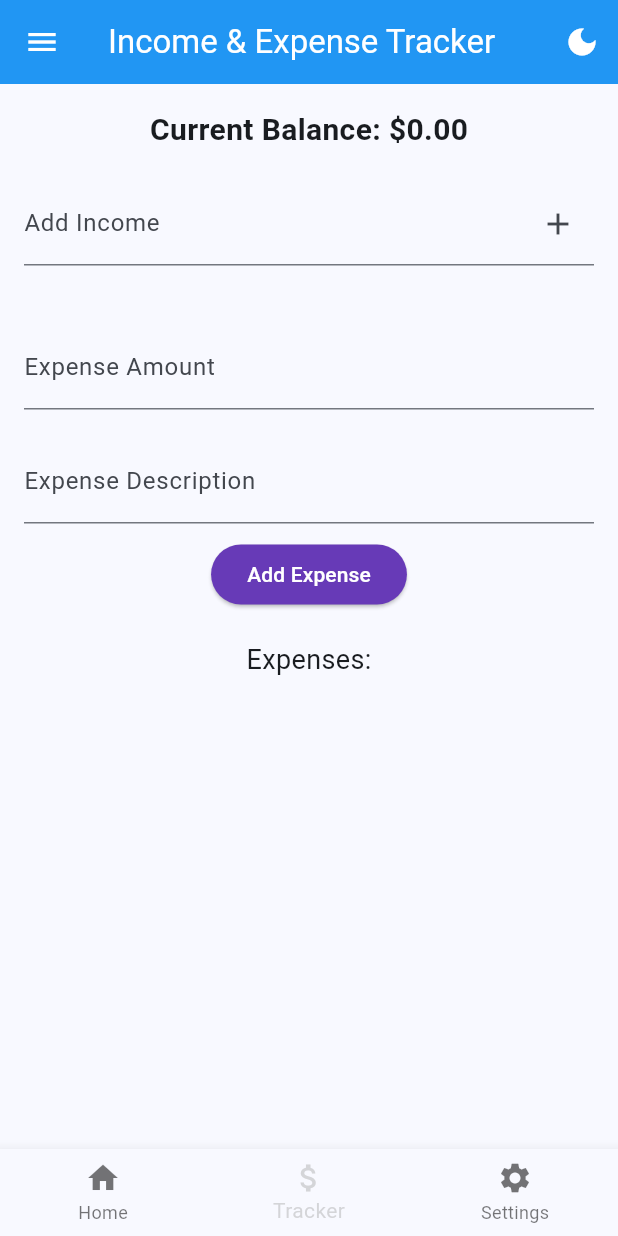
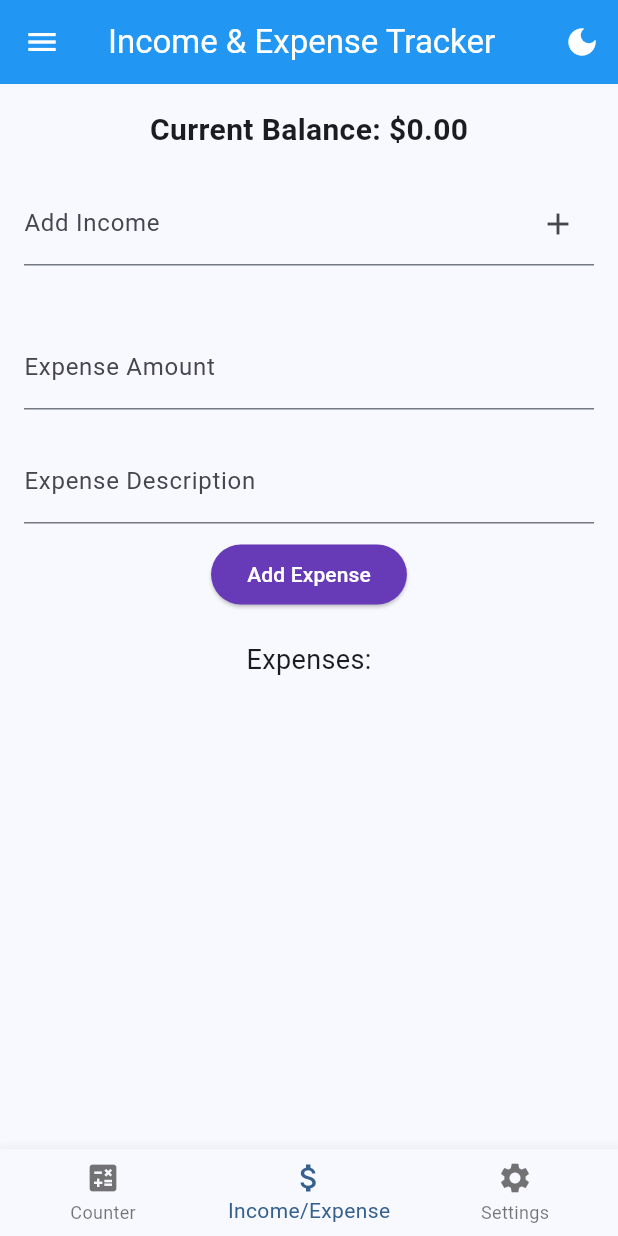
Before and after one commit to mahmudabir/flutter_practice, a Flutter app: the IncomeExpensePage screen opened by its route, in the side drawer, after a tap on the "dark mode" icon, on a phone screen of 412 x 824 dp. Run offline on Flutter 3.47's test engine with Material 3 defaults, Android fonts, the phone set to English and light mode, and no system bars; our stand-ins replace go_router, shared_preferences; accounts and stored records are empty.

Commit message:
Routing with go_router

```diff
--- a/lib/pages/income_expense_page.dart
+++ b/lib/pages/income_expense_page.dart
@@ -1,13 +1,12 @@
 import 'package:flutter/material.dart';
 import 'package:flutter_practice/services/theme_service.dart';
-import 'package:flutter_practice/widgets/app_drawer.dart';
-import 'package:flutter_practice/widgets/common_bottom_nav.dart';
+
 import 'package:provider/provider.dart';
 
 class IncomeExpensePage extends StatefulWidget {
-  const IncomeExpensePage({super.key, this.title = 'Income & Expense Tracker'});
+  const IncomeExpensePage({super.key}); // Title is now handled by ScaffoldWithNavBar
 
-  final String title;
+  // final String title; // Title is now handled by ScaffoldWithNavBar
 
   @override
   State<IncomeExpensePage> createState() => _IncomeExpensePageState();
@@ -66,30 +65,8 @@ class _IncomeExpensePageState extends State<IncomeExpensePage> {
   Widget build(BuildContext context) {
     final themeService = Provider.of<ThemeService>(context, listen: false);
 
-    return Scaffold(
-      appBar: AppBar(
-        // backgroundColor: Theme.of(context).colorScheme.inversePrimary, // Removed to use AppTheme
-        title: Text(widget.title ?? 'Income & Expense Tracker'),
-        // Use widget.title or default
-        actions: [
-          IconButton(
-            icon: Icon(
-              themeService.themeMode == ThemeMode.dark ||
-                      (themeService.themeMode == ThemeMode.system &&
-                          MediaQuery.of(context).platformBrightness ==
-                              Brightness.dark)
-                  ? Icons.light_mode
-                  : Icons.dark_mode,
-            ),
-            onPressed: () {
-              themeService.toggleTheme();
-            },
-            tooltip: 'Toggle Theme',
-          ),
-        ],
-      ),
-      drawer: AppDrawer(),
-      body: LayoutBuilder(
+    // Scaffold, AppBar, Drawer are now handled by ScaffoldWithNavBar
+    return LayoutBuilder(
         builder: (context, constraints) {
           double maxWidth = constraints.maxWidth;
           double contentWidth = maxWidth > 800 ? 600 : double.infinity;
@@ -161,8 +138,6 @@ class _IncomeExpensePageState extends State<IncomeExpensePage> {
             ),
           );
         },
-      ),
-      bottomNavigationBar: CommonBottomNav(currentIndex: 1),
-    );
+      );
   }
 }
--- /dev/null
+++ b/lib/router/app_router.dart
@@ -0,0 +1,57 @@
+import 'package:flutter/material.dart';
+import 'package:go_router/go_router.dart';
+import 'package:flutter_practice/pages/counter_page.dart';
+import 'package:flutter_practice/pages/income_expense_page.dart';
+import 'package:flutter_practice/pages/settings_page.dart'; // Assuming a settings page might exist or be added
+import 'package:flutter_practice/widgets/scaffold_with_nav_bar.dart';
+
+// private navigators
+final _rootNavigatorKey = GlobalKey<NavigatorState>();
+final _shellNavigatorKey = GlobalKey<NavigatorState>();
+
+final GoRouter router = GoRouter(
+  navigatorKey: _rootNavigatorKey,
+  initialLocation: '/counter',
+  routes: [
+    ShellRoute(
+      navigatorKey: _shellNavigatorKey,
+      builder: (context, state, child) {
+        // This is the shell UI that will wrap your pages
+        // It will contain the BottomNavigationBar and potentially an AppBar
+        return ScaffoldWithNavBar(child: child);
+      },
+      routes: [
+        // Sub-routes for the shell
+        GoRoute(
+          path: '/counter',
+          pageBuilder:
+              (context, state) => const NoTransitionPage(child: CounterPage()),
+        ),
+        GoRoute(
+          path: '/income-expense',
+          pageBuilder:
+              (context, state) =>
+                  const NoTransitionPage(child: IncomeExpensePage()),
+        ),
+        GoRoute(
+          path: '/settings',
+          pageBuilder:
+              (context, state) => const NoTransitionPage(child: SettingsPage()),
+        ),
+      ],
+    ),
+    // Example of a route outside the shell (e.g., a login page or a detail page)
+    // GoRoute(
+    //   path: '/login',
+    //   builder: (context, state) => LoginPage(),
+    // ),
+  ],
+  // Optional: Error page
+  errorPageBuilder:
+      (context, state) => MaterialPage(
+        key: state.pageKey,
+        child: Scaffold(
+          body: Center(child: Text('Page not found: ${state.error?.message}')),
+        ),
+      ),
+);
--- a/lib/services/theme_service.dart
+++ b/lib/services/theme_service.dart
@@ -14,6 +14,8 @@ class ThemeService with ChangeNotifier {
   }
 
   ThemeMode get themeMode => _themeMode;
+
+  bool get isDarkMode => _themeMode == ThemeMode.dark;
 
   ThemeModePreference get themeModePreference => _themeModePreference;
 
--- a/lib/widgets/app_drawer.dart
+++ b/lib/widgets/app_drawer.dart
@@ -1,7 +1,7 @@
 import 'package:flutter/material.dart';
+import 'package:go_router/go_router.dart'; // Import go_router
 
 class AppDrawer extends StatelessWidget {
-
   const AppDrawer({super.key});
 
   @override
@@ -11,22 +11,33 @@ class AppDrawer extends StatelessWidget {
         children: <Widget>[
           DrawerHeader(
             decoration: BoxDecoration(color: Colors.blue),
-            child: Text('Menu', style: TextStyle(color: Colors.white, fontSize: 24)),
+            child: Text(
+              'Menu',
+              style: TextStyle(color: Colors.white, fontSize: 24),
+            ),
           ),
           ListTile(
             leading: Icon(Icons.home),
             title: Text('Counter Page'),
             onTap: () {
-              Navigator.pop(context);
-              Navigator.pushNamed(context, '/counter');
+              // Navigator.pop(context); // Close the drawer
+              context.go('/counter'); // Navigate using go_router
             },
           ),
           ListTile(
             leading: Icon(Icons.attach_money),
             title: Text('Income & Expense Tracker'),
             onTap: () {
-              Navigator.pop(context);
-              Navigator.pushNamed(context, '/income-expense');
+              // Navigator.pop(context); // Close the drawer
+              context.go('/income-expense'); // Navigate using go_router
+            },
+          ),
+          ListTile(
+            leading: Icon(Icons.settings),
+            title: Text('Settings'),
+            onTap: () {
+              // Navigator.pop(context); // Close the drawer
+              context.go('/settings'); // Navigate using go_router
             },
           ),
         ],
--- a/lib/widgets/common_bottom_nav.dart
+++ /dev/null
@@ -1,54 +0,0 @@
-import 'package:flutter/material.dart';
-
-class CommonBottomNav extends StatelessWidget {
-  final int currentIndex;
-
-  const CommonBottomNav({
-    super.key,
-    required this.currentIndex,
-  });
-
-  static final _items = <BottomNavigationBarItem>[
-    BottomNavigationBarItem(
-      icon: Icon(Icons.home),
-      label: 'Home',
-    ),
-    BottomNavigationBarItem(
-      icon: Icon(Icons.attach_money),
-      label: 'Tracker',
-    ),
-    BottomNavigationBarItem(
-      icon: Icon(Icons.settings),
-      label: 'Settings',
-    ),
-  ];
-
-  void _handleTap(BuildContext context, int index) {
-    if (index == currentIndex) return;
-    switch (index) {
-      case 0:
-        Navigator.pushNamed(context, '/counter');
-        break;
-      case 1:
-        Navigator.pushNamed(context, '/income-expense');
-        break;
-      case 2:
-        try {
-          Navigator.pushNamed(context, '/settings');
-        } catch (e) {
-          debugPrint('Error navigating to settings: $e');
-        }
-        break;
-    }
-  }
-
-  @override
-  Widget build(BuildContext context) {
-    return BottomNavigationBar(
-      currentIndex: currentIndex,
-      onTap: (index) => _handleTap(context, index),
-      items: _items,
-      selectedItemColor: Colors.grey.withValues(alpha: 0.4),
-    );
-  }
-}
--- /dev/null
+++ b/lib/widgets/scaffold_with_nav_bar.dart
@@ -0,0 +1,119 @@
+import 'package:flutter/material.dart';
+import 'package:go_router/go_router.dart';
+import 'package:flutter_practice/widgets/app_drawer.dart'; // Import AppDrawer
+import 'package:provider/provider.dart';
+import 'package:flutter_practice/services/theme_service.dart';
+
+class ScaffoldWithNavBar extends StatefulWidget {
+  final Widget child;
+
+  const ScaffoldWithNavBar({super.key, required this.child});
+
+  @override
+  State<ScaffoldWithNavBar> createState() => _ScaffoldWithNavBarState();
+}
+
+class _ScaffoldWithNavBarState extends State<ScaffoldWithNavBar> {
+  int _currentIndex = 0;
+
+  // Helper method to determine the current index based on the route
+  int _calculateSelectedIndex(BuildContext context) {
+    final String location = GoRouterState.of(context).uri.toString();
+    if (location.startsWith('/counter')) {
+      return 0;
+    }
+    if (location.startsWith('/income-expense')) {
+      return 1;
+    }
+    if (location.startsWith('/settings')) {
+      return 2;
+    }
+    return 0; // Default to the first item
+  }
+
+  void _onItemTapped(int index, BuildContext context) {
+    setState(() {
+      _currentIndex = index;
+    });
+    switch (index) {
+      case 0:
+        context.go('/counter');
+        break;
+      case 1:
+        context.go('/income-expense');
+        break;
+      case 2:
+        context.go('/settings');
+        break;
+    }
+  }
+
+  @override
+  Widget build(BuildContext context) {
+    // Update the current index when the widget builds or route changes
+    _currentIndex = _calculateSelectedIndex(context);
+
+    return Scaffold(
+      // AppBar can be customized here or within individual pages if needed
+      // For a truly persistent AppBar title that changes with routes,
+      // you might need to manage title state here based on the current route.
+      appBar: AppBar(
+        title: Text(_getAppBarTitle(GoRouterState.of(context).uri.toString())),
+        actions: [
+          Consumer<ThemeService>(
+            builder: (context, themeService, child) {
+              return IconButton(
+                icon: Icon(
+                  themeService.isDarkMode ? Icons.light_mode : Icons.dark_mode,
+                ),
+                tooltip:
+                    themeService.isDarkMode
+                        ? 'Switch to Light Mode'
+                        : 'Switch to Dark Mode',
+                onPressed: () {
+                  themeService.toggleTheme();
+                },
+              );
+            },
+          ),
+        ],
+        // You might want to add a back button conditionally for web/desktop
+        // leading: GoRouter.of(context).canPop() ? BackButton() : null,
+      ),
+      body: widget.child,
+      bottomNavigationBar: BottomNavigationBar(
+        items: const <BottomNavigationBarItem>[
+          BottomNavigationBarItem(
+            icon: Icon(Icons.calculate),
+            label: 'Counter',
+          ),
+          BottomNavigationBarItem(
+            icon: Icon(Icons.attach_money),
+            label: 'Income/Expense',
+          ),
+          BottomNavigationBarItem(
+            icon: Icon(Icons.settings),
+            label: 'Settings',
+          ),
+        ],
+        currentIndex: _currentIndex,
+        onTap: (index) => _onItemTapped(index, context),
+      ),
+      // Drawer can be added here if it's part of the shell
+      drawer: const AppDrawer(),
+    );
+  }
+
+  String _getAppBarTitle(String location) {
+    if (location.startsWith('/counter')) {
+      return 'Counter Page';
+    }
+    if (location.startsWith('/income-expense')) {
+      return 'Income & Expense Tracker';
+    }
+    if (location.startsWith('/settings')) {
+      return 'Settings';
+    }
+    return 'Flutter Practice'; // Default title
+  }
+}
--- a/pubspec.yaml
+++ b/pubspec.yaml
@@ -34,8 +34,9 @@ dependencies:
   # The following adds the Cupertino Icons font to your application.
   # Use with the CupertinoIcons class for iOS style icons.
   cupertino_icons: ^1.0.8
-  provider: ^6.0.0 # Adjust version as needed
+  provider: ^6.1.5 # Adjust version as needed
   shared_preferences: ^2.5.3 # Adjust version as needed
+  go_router: ^13.2.5 # For routing
 
 dev_dependencies:
   flutter_test:
```
Also changed, not shown: lib/main.dart (+5 -11 lines), lib/pages/counter_page.dart (+5 -58 lines), lib/pages/settings_page.dart (added, +36 -0 lines), pubspec.lock.
